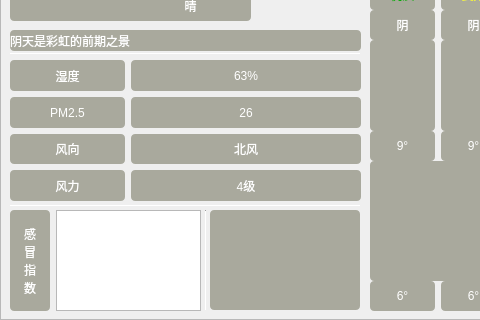
Above: weather_widget.ui from irisIsLove/weather before the change; both pictures show x 0 to 480 and y 130 to 450 of the 800 by 450 pixel window. Below: the same form after it.
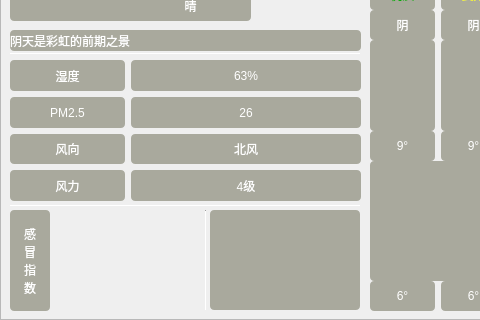
That is the form after the change. Icons and pictures are not drawn.

Commit message: [update]优化天气小部件UI样式

Diff of the .ui file:
```diff
--- a/weather_widget.ui
+++ b/weather_widget.ui
@@ -304,6 +304,12 @@
          <height>0</height>
         </size>
        </property>
+       <property name="styleSheet">
+        <string notr="true">border-radius: 5px;
+color: rgb(255, 255, 255);
+background-color: rgba(60, 60, 30, 0);
+font: 9pt &quot;Arial&quot;;</string>
+       </property>
       </widget>
      </item>
     </layout>
```
